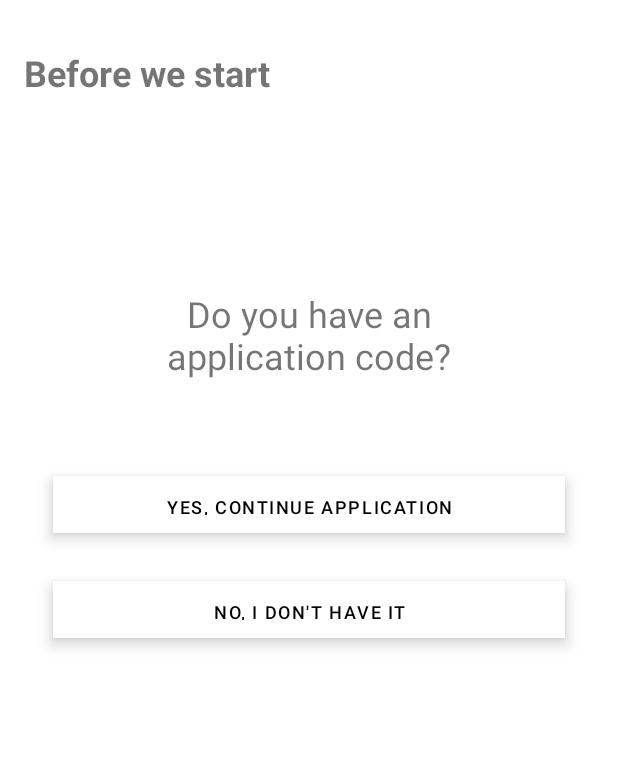
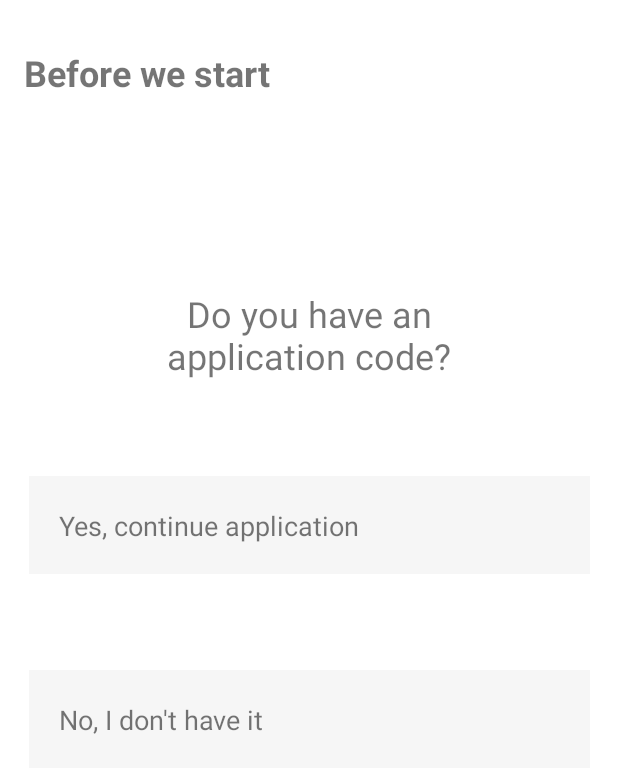
Before and after one commit to JieShengNP/OCBC-Team4-Android, an Android app: the SelectApplicationCode screen opened directly, with no data from a screen before it, on a phone screen of 412 x 824 dp. Shown: the top 773 px of the screen. Run offline under Robolectric (Android 15) with nearby library versions, the phone set to English and light mode, and no system bars.

Commit message:
Update ApplicationCode "Button" Style

```diff
--- a/app/src/main/java/io/github/jieshengnp/SelectApplicationCode.java
+++ b/app/src/main/java/io/github/jieshengnp/SelectApplicationCode.java
@@ -6,10 +6,11 @@ import android.content.Intent;
 import android.os.Bundle;
 import android.view.View;
 import android.widget.Button;
+import android.widget.TextView;
 
 public class SelectApplicationCode extends AppCompatActivity {
 
-    Button noAppCode, hasAppCode;
+    TextView noAppCode, hasAppCode;
 
     @Override
     protected void onCreate(Bundle savedInstanceState) {
--- a/app/src/main/res/layout/activity_select_application_code.xml
+++ b/app/src/main/res/layout/activity_select_application_code.xml
@@ -32,35 +32,49 @@
         app:layout_constraintStart_toStartOf="parent"
         app:layout_constraintTop_toBottomOf="@+id/appCodeTitle" />
 
-    <Button
+    <TextView
         android:id="@+id/hasAppCode"
-        style="@style/Widget.MaterialComponents.ExtendedFloatingActionButton"
-        android:layout_width="0dp"
-        android:layout_height="38dp"
+        android:layout_width="374dp"
+        android:layout_height="65dp"
         android:layout_marginStart="35dp"
         android:layout_marginTop="64dp"
         android:layout_marginEnd="35dp"
-        android:text="Yes, continue application"
-        android:textSize="12dp"
-        app:backgroundTint="#ffffff"
+        android:background="#F6F6F6"
         app:layout_constraintEnd_toEndOf="parent"
-        app:layout_constraintHorizontal_bias="0.0"
         app:layout_constraintStart_toStartOf="parent"
         app:layout_constraintTop_toBottomOf="@+id/appCodeText" />
 
-    <Button
+    <TextView
+        android:id="@+id/hasAppCodeTxt"
+        android:layout_width="wrap_content"
+        android:layout_height="wrap_content"
+        android:layout_marginStart="20dp"
+        android:text="Yes, continue application"
+        android:textSize="18sp"
+        app:layout_constraintBottom_toBottomOf="@+id/hasAppCode"
+        app:layout_constraintStart_toStartOf="@+id/hasAppCode"
+        app:layout_constraintTop_toTopOf="@+id/hasAppCode" />
+
+    <TextView
         android:id="@+id/noAppCode"
-        style="@style/Widget.MaterialComponents.ExtendedFloatingActionButton"
-        android:layout_width="0dp"
-        android:layout_height="38dp"
+        android:layout_width="374dp"
+        android:layout_height="65dp"
         android:layout_marginStart="35dp"
-        android:layout_marginTop="32dp"
+        android:layout_marginTop="64dp"
         android:layout_marginEnd="35dp"
-        android:text="No, I don't have it"
-        android:textSize="12dp"
-        app:backgroundTint="#ffffff"
+        android:background="#F6F6F6"
         app:layout_constraintEnd_toEndOf="parent"
-        app:layout_constraintHorizontal_bias="0.0"
         app:layout_constraintStart_toStartOf="parent"
         app:layout_constraintTop_toBottomOf="@+id/hasAppCode" />
+
+    <TextView
+        android:id="@+id/noAppCodeTxt"
+        android:layout_width="wrap_content"
+        android:layout_height="wrap_content"
+        android:layout_marginStart="20dp"
+        android:text="No, I don't have it"
+        android:textSize="18sp"
+        app:layout_constraintBottom_toBottomOf="@+id/noAppCode"
+        app:layout_constraintStart_toStartOf="@+id/noAppCode"
+        app:layout_constraintTop_toTopOf="@+id/noAppCode" />
 </androidx.constraintlayout.widget.ConstraintLayout>
```
